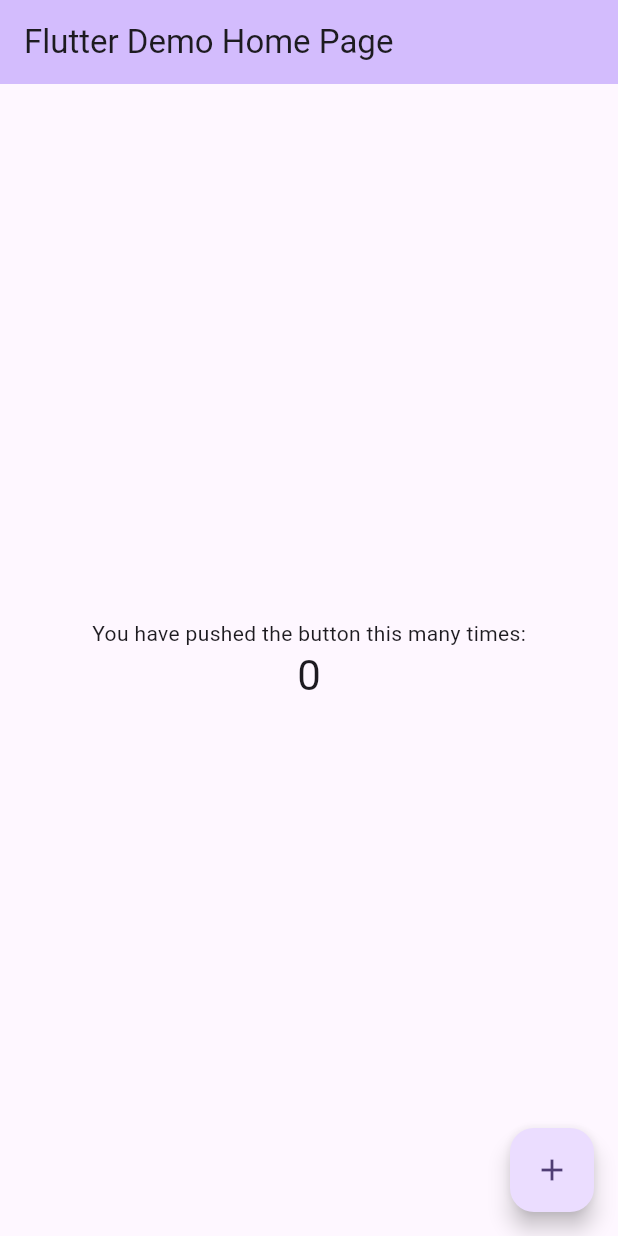
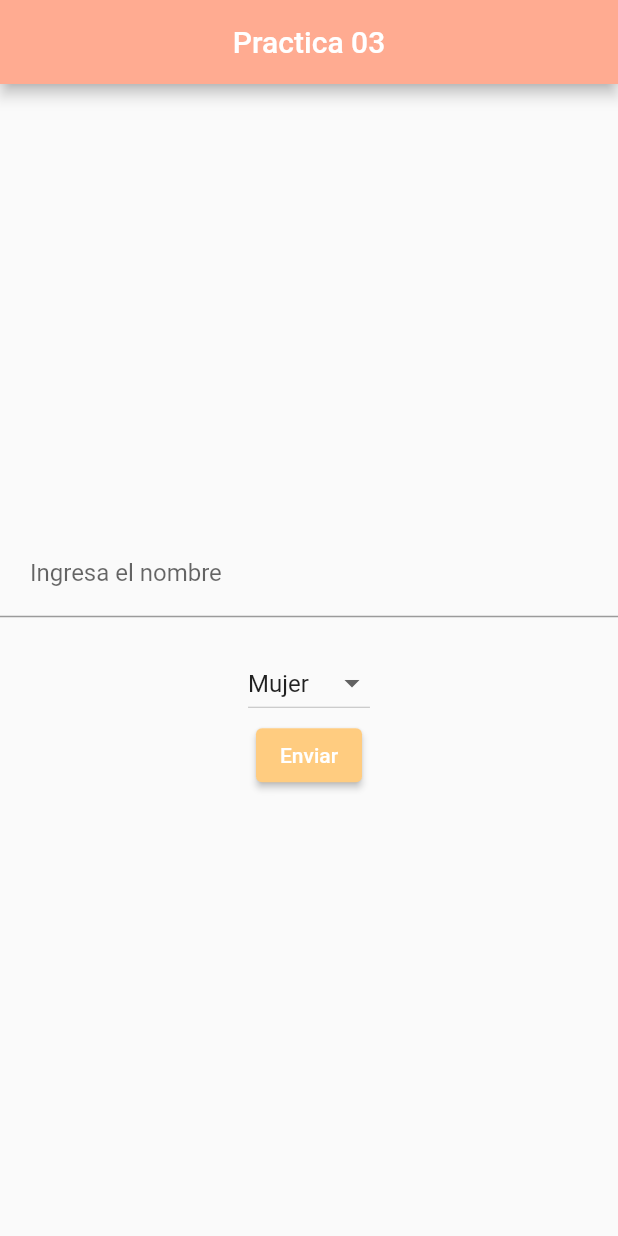
Before and after one commit to HectorSauR/practicas_computo_nube, a Flutter app: the screen it shows after launch, on a phone screen of 412 x 824 dp. Run offline on Flutter 3.47's test engine with Material 2 defaults, Android fonts, the phone set to English and light mode, and no system bars.

Commit message:
practica 3

```diff
--- a/lib/main.dart
+++ b/lib/main.dart
@@ -1,4 +1,5 @@
 import 'package:flutter/material.dart';
+import 'package:practicas_computo_nube/src/home_page.dart';
 
 void main() {
   runApp(const MyApp());
@@ -7,119 +8,15 @@ void main() {
 class MyApp extends StatelessWidget {
   const MyApp({super.key});
 
-  // This widget is the root of your application.
   @override
   Widget build(BuildContext context) {
     return MaterialApp(
       title: 'Flutter Demo',
       theme: ThemeData(
-        // This is the theme of your application.
-        //
-        // TRY THIS: Try running your application with "flutter run". You'll see
-        // the application has a blue toolbar. Then, without quitting the app,
-        // try changing the seedColor in the colorScheme below to Colors.green
-        // and then invoke "hot reload" (save your changes or press the "hot
-        // reload" button in a Flutter-supported IDE, or press "r" if you used
-        // the command line to start the app).
-        //
-        // Notice that the counter didn't reset back to zero; the application
-        // state is not lost during the reload. To reset the state, use hot
-        // restart instead.
-        //
-        // This works for code too, not just values: Most code changes can be
-        // tested with just a hot reload.
         colorScheme: ColorScheme.fromSeed(seedColor: Colors.deepPurple),
         useMaterial3: true,
       ),
-      home: const MyHomePage(title: 'Flutter Demo Home Page'),
+      home: const MaterialApp(title: 'Pracitca 03',home: HomePage(),),
     );
   }
 }
-
-class MyHomePage extends StatefulWidget {
-  const MyHomePage({super.key, required this.title});
-
-  // This widget is the home page of your application. It is stateful, meaning
-  // that it has a State object (defined below) that contains fields that affect
-  // how it looks.
-
-  // This class is the configuration for the state. It holds the values (in this
-  // case the title) provided by the parent (in this case the App widget) and
-  // used by the build method of the State. Fields in a Widget subclass are
-  // always marked "final".
-
-  final String title;
-
-  @override
-  State<MyHomePage> createState() => _MyHomePageState();
-}
-
-class _MyHomePageState extends State<MyHomePage> {
-  int _counter = 0;
-
-  void _incrementCounter() {
-    setState(() {
-      // This call to setState tells the Flutter framework that something has
-      // changed in this State, which causes it to rerun the build method below
-      // so that the display can reflect the updated values. If we changed
-      // _counter without calling setState(), then the build method would not be
-      // called again, and so nothing would appear to happen.
-      _counter++;
-    });
-  }
-
-  @override
-  Widget build(BuildContext context) {
-    // This method is rerun every time setState is called, for instance as done
-    // by the _incrementCounter method above.
-    //
-    // The Flutter framework has been optimized to make rerunning build methods
-    // fast, so that you can just rebuild anything that needs updating rather
-    // than having to individually change instances of widgets.
-    return Scaffold(
-      appBar: AppBar(
-        // TRY THIS: Try changing the color here to a specific color (to
-        // Colors.amber, perhaps?) and trigger a hot reload to see the AppBar
-        // change color while the other colors stay the same.
-        backgroundColor: Theme.of(context).colorScheme.inversePrimary,
-        // Here we take the value from the MyHomePage object that was created by
-        // the App.build method, and use it to set our appbar title.
-        title: Text(widget.title),
-      ),
-      body: Center(
-        // Center is a layout widget. It takes a single child and positions it
-        // in the middle of the parent.
-        child: Column(
-          // Column is also a layout widget. It takes a list of children and
-          // arranges them vertically. By default, it sizes itself to fit its
-          // children horizontally, and tries to be as tall as its parent.
-          //
-          // Column has various properties to control how it sizes itself and
-          // how it positions its children. Here we use mainAxisAlignment to
-          // center the children vertically; the main axis here is the vertical
-          // axis because Columns are vertical (the cross axis would be
-          // horizontal).
-          //
-          // TRY THIS: Invoke "debug painting" (choose the "Toggle Debug Paint"
-          // action in the IDE, or press "p" in the console), to see the
-          // wireframe for each widget.
-          mainAxisAlignment: MainAxisAlignment.center,
-          children: <Widget>[
-            const Text(
-              'You have pushed the button this many times:',
-            ),
-            Text(
-              '$_counter',
-              style: Theme.of(context).textTheme.headlineMedium,
-            ),
-          ],
-        ),
-      ),
-      floatingActionButton: FloatingActionButton(
-        onPressed: _incrementCounter,
-        tooltip: 'Increment',
-        child: const Icon(Icons.add),
-      ), // This trailing comma makes auto-formatting nicer for build methods.
-    );
-  }
-}
--- /dev/null
+++ b/lib/src/datos_recibidos.dart
@@ -0,0 +1,27 @@
+import 'package:flutter/material.dart';
+import 'package:practicas_computo_nube/src/home_page.dart';
+
+class DatosPage extends StatelessWidget {
+  final Data? data;
+  const DatosPage({super.key, this.data});
+
+  @override
+  Widget build(BuildContext context) {
+    return Scaffold(
+      appBar: AppBar(
+        title: const Text('Datos Recibidos'),
+        centerTitle: true,
+      ),
+      body: Center(
+        child: Column(
+          mainAxisAlignment: MainAxisAlignment.center,
+          children: [
+            const Text('Los datos son:'),
+            Text('Nombre: ${data?.texto}'),
+            Text('Sexo: ${data?.sexo}')
+          ],
+        ),
+      ),
+    );
+  }
+}
--- /dev/null
+++ b/lib/src/home_page.dart
@@ -0,0 +1,78 @@
+import 'package:flutter/material.dart';
+import 'package:practicas_computo_nube/src/datos_recibidos.dart';
+
+class HomePage extends StatefulWidget {
+  const HomePage({super.key});
+
+  @override
+  State<HomePage> createState() => _HomePageState();
+}
+
+class Data{
+  String texto;
+  String sexo;
+
+  Data({required this.texto, required this.sexo});
+}
+
+class _HomePageState extends State<HomePage> {
+  final ctrlnom = TextEditingController();
+  final data = Data(texto: '', sexo: '');
+  int _valor = 1;
+
+  @override
+  Widget build(BuildContext context) {
+    return Scaffold(
+      appBar: AppBar(
+        backgroundColor: Colors.deepOrange[200],
+        title: const Text('Practica 03'),
+        centerTitle: true,
+      ),
+      body: Column(
+        mainAxisAlignment: MainAxisAlignment.center,
+        children: [
+          TextField(
+            controller: ctrlnom,
+            keyboardType: TextInputType.name,
+            decoration: const InputDecoration(
+              hintText: 'Ingresa el nombre',
+              contentPadding: EdgeInsets.all(20)
+            ),
+          ),
+          const SizedBox(height: 20,),
+          DropdownButton(
+            value: _valor,
+            items: const [
+              DropdownMenuItem(value: 1, child: Text('Mujer')),
+              DropdownMenuItem(value: 2, child: Text('Hombre'))
+            ],
+            onChanged: (selected){
+              setState(() {
+                _valor = selected ?? 1;
+              });
+            },
+          ),
+          ElevatedButton(
+            style: ElevatedButton.styleFrom(
+              primary: Colors.orange[200], onPrimary: Colors.white
+            ),
+            child: const Text('Enviar'),
+            onPressed: (){
+              setState(() {
+                data.texto = ctrlnom.text;
+
+                if(_valor == 1){
+                  data.sexo = 'Mujer';
+                }else{
+                  data.sexo = 'Hombre';
+                }
+
+                Navigator.of(context).push(MaterialPageRoute(builder: (context) => DatosPage(data: data)));
+              });
+            },
+          )
+      ],
+      ),
+    );
+  }
+}
```
